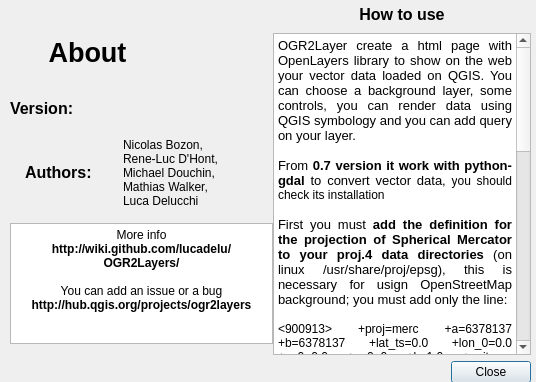
First picture: the form in ui_About.ui, repository lucadelu/OGR2Layers, before the edit.
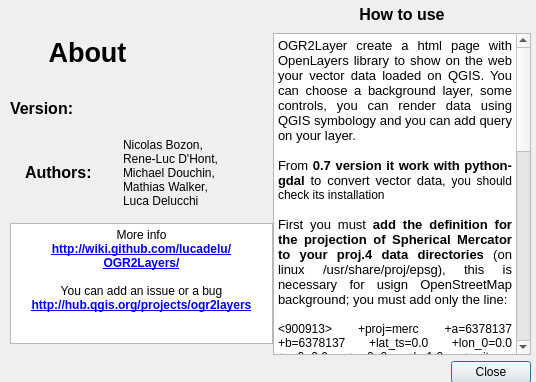
Second picture: the form after the edit. Icons and pictures are not drawn.

Commit message: add link to ui_About

What changed in the file:
```diff
--- a/ui_About.ui
+++ b/ui_About.ui
@@ -310,10 +310,10 @@
 p, li { white-space: pre-wrap; }
 &lt;/style&gt;&lt;/head&gt;&lt;body style=&quot; font-family:'Sans Serif'; font-size:9pt; font-weight:400; font-style:normal;&quot;&gt;
 &lt;p align=&quot;center&quot; style=&quot; margin-top:0px; margin-bottom:0px; margin-left:0px; margin-right:0px; -qt-block-indent:0; text-indent:0px;&quot;&gt;More info&lt;/p&gt;
-&lt;p align=&quot;center&quot; style=&quot; margin-top:0px; margin-bottom:0px; margin-left:0px; margin-right:0px; -qt-block-indent:0; text-indent:0px;&quot;&gt;&lt;span style=&quot; font-weight:600;&quot;&gt;http://wiki.github.com/lucadelu/OGR2Layers/&lt;/span&gt;&lt;/p&gt;
-&lt;p align=&quot;center&quot; style=&quot;-qt-paragraph-type:empty; margin-top:0px; margin-bottom:0px; margin-left:0px; margin-right:0px; -qt-block-indent:0; text-indent:0px; font-weight:600;&quot;&gt;&lt;/p&gt;
+&lt;p align=&quot;center&quot; style=&quot; margin-top:0px; margin-bottom:0px; margin-left:0px; margin-right:0px; -qt-block-indent:0; text-indent:0px;&quot;&gt;&lt;a href=&quot;http://wiki.github.com/lucadelu/OGR2Layers/ &quot;&gt;&lt;span style=&quot; font-weight:600; text-decoration: underline; color:#0000ff;&quot;&gt;http://wiki.github.com/lucadelu/OGR2Layers/&lt;/span&gt;&lt;/a&gt;&lt;/p&gt;
+&lt;p style=&quot;-qt-paragraph-type:empty; margin-top:0px; margin-bottom:0px; margin-left:0px; margin-right:0px; -qt-block-indent:0; text-indent:0px; font-weight:600; text-decoration: underline; color:#0000ff;&quot;&gt;&lt;/p&gt;
 &lt;p align=&quot;center&quot; style=&quot; margin-top:0px; margin-bottom:0px; margin-left:0px; margin-right:0px; -qt-block-indent:0; text-indent:0px;&quot;&gt;You can add an issue or a bug&lt;/p&gt;
-&lt;p align=&quot;center&quot; style=&quot; margin-top:0px; margin-bottom:0px; margin-left:0px; margin-right:0px; -qt-block-indent:0; text-indent:0px;&quot;&gt;&lt;span style=&quot; font-weight:600;&quot;&gt;http://hub.qgis.org/projects/ogr2layers&lt;/span&gt;&lt;/p&gt;&lt;/body&gt;&lt;/html&gt;</string>
+&lt;p align=&quot;center&quot; style=&quot; margin-top:0px; margin-bottom:0px; margin-left:0px; margin-right:0px; -qt-block-indent:0; text-indent:0px;&quot;&gt;&lt;a href=&quot;http://hub.qgis.org/projects/ogr2layers&quot;&gt;&lt;span style=&quot; font-weight:600; text-decoration: underline; color:#0000ff;&quot;&gt;http://hub.qgis.org/projects/ogr2layers&lt;/span&gt;&lt;/a&gt;&lt;/p&gt;&lt;/body&gt;&lt;/html&gt;</string>
       </property>
      </widget>
     </item>
```
The commit also changes 1 other file.
